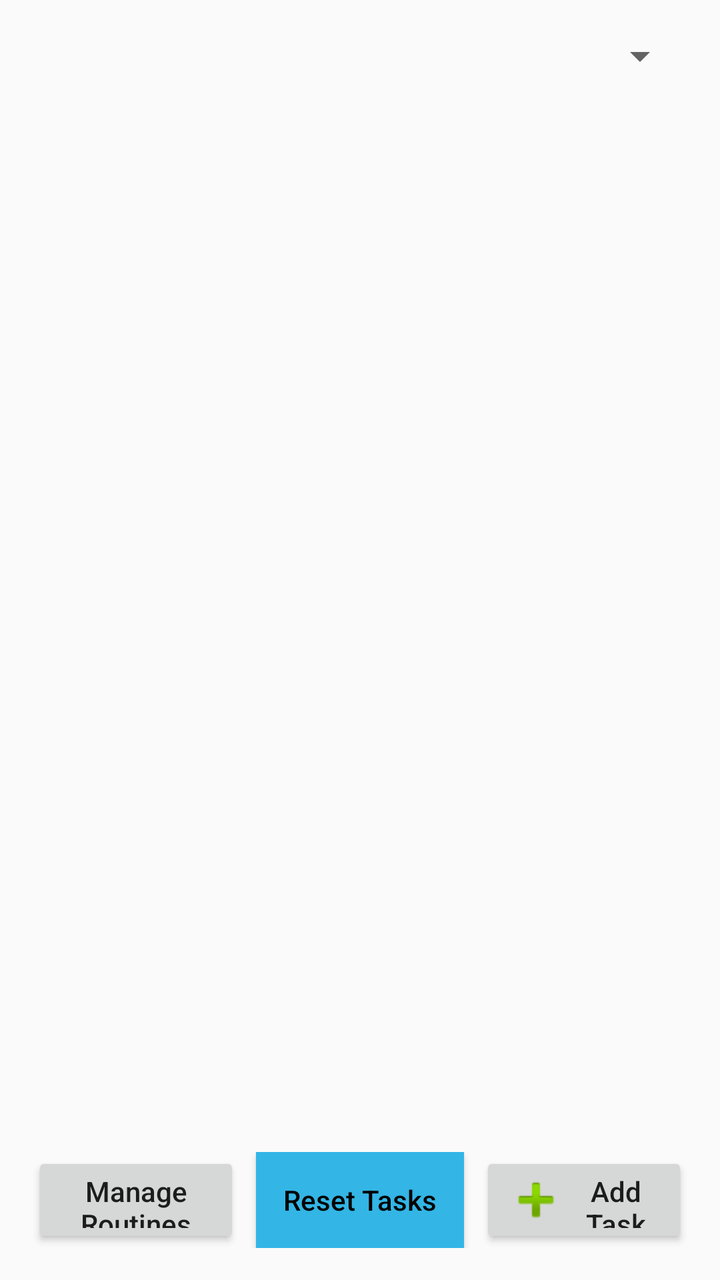
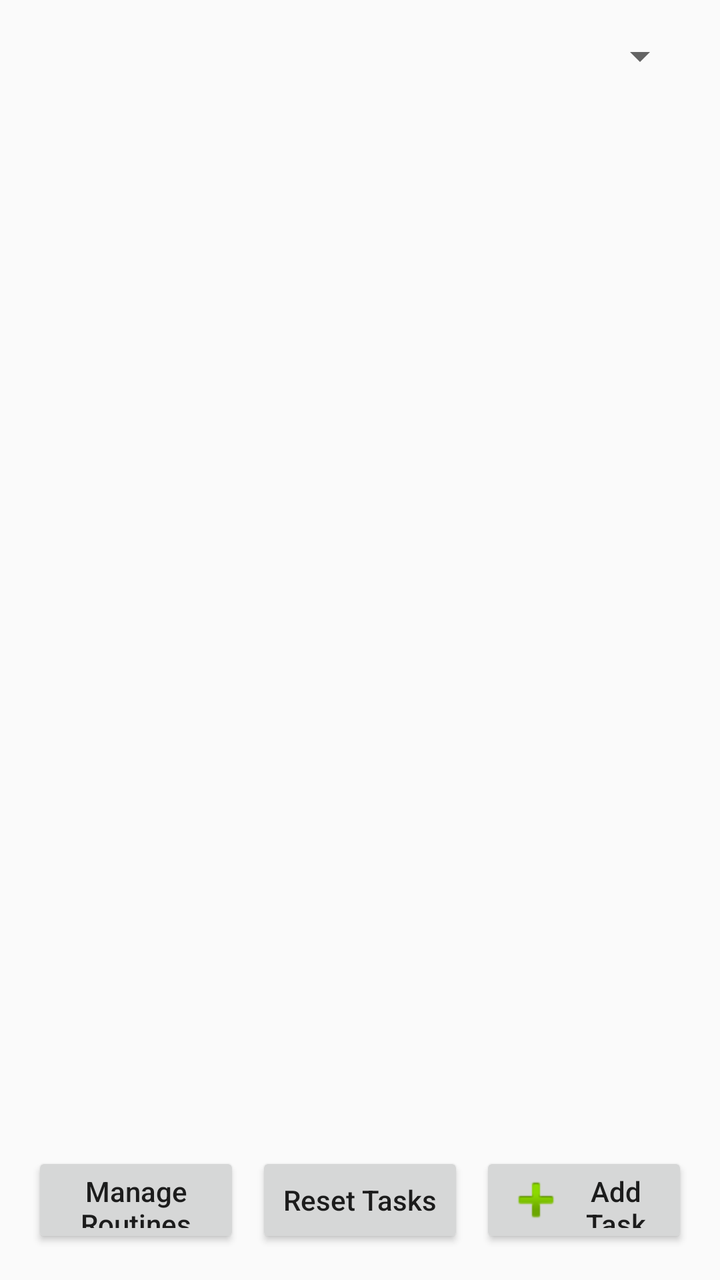

Two renders of the same Android screen: before a commit and after it. Below are the layout's source before the change and the commit's diff.
<!-- AndroidManifest.xml: activity theme Theme.Checklist -->
<!-- res/layout/activity_main.xml -->
<?xml version="1.0" encoding="utf-8"?>
<androidx.constraintlayout.widget.ConstraintLayout xmlns:android="http://schemas.android.com/apk/res/android"
    xmlns:app="http://schemas.android.com/apk/res-auto"
    xmlns:tools="http://schemas.android.com/tools"
    android:layout_width="match_parent"
    android:layout_height="match_parent"
    tools:context=".MainActivity">

    <LinearLayout
        android:id="@+id/topButtonsLayout"
        android:layout_width="0dp"
        android:layout_height="wrap_content"
        android:orientation="horizontal"
        android:gravity="start"
        android:padding="16dp"
        app:layout_constraintEnd_toEndOf="parent"
        app:layout_constraintStart_toStartOf="parent"
        app:layout_constraintTop_toTopOf="parent">

        <Spinner
            android:id="@+id/routineSpinner"
            android:layout_width="0dp"
            android:layout_height="wrap_content"
            android:layout_weight="1"
            android:spinnerMode="dropdown" />

    </LinearLayout>

    <androidx.recyclerview.widget.RecyclerView
        android:id="@+id/recyclerView"
        android:layout_width="0dp"
        android:layout_height="0dp"
        app:layout_constraintBottom_toTopOf="@id/bottomButtonsLayout"
        app:layout_constraintEnd_toEndOf="parent"
        app:layout_constraintStart_toStartOf="parent"
        app:layout_constraintTop_toBottomOf="@id/topButtonsLayout"
        tools:listitem="@layout/item_task" />

    <LinearLayout
        android:id="@+id/bottomButtonsLayout"
        android:layout_width="0dp"
        android:layout_height="wrap_content"
        android:orientation="horizontal"
        android:gravity="center_vertical"
        android:layout_margin="16dp"
        app:layout_constraintBottom_toBottomOf="parent"
        app:layout_constraintEnd_toEndOf="parent"
        app:layout_constraintStart_toStartOf="parent">

        <Button
            android:id="@+id/manageRoutinesButton"
            android:layout_width="0dp"
            android:layout_height="48dp"
            android:minHeight="48dp"
            android:maxHeight="48dp"
            android:layout_weight="1"
            android:layout_marginEnd="8dp"
            android:text="Manage Routines"
            android:textAllCaps="false" />

        <Button
            android:id="@+id/resetStatusButton"
            android:layout_width="0dp"
            android:layout_height="48dp"
            android:minHeight="48dp"
            android:maxHeight="48dp"
            android:layout_weight="1"
            android:background="@android:color/holo_blue_light"
            android:text="Reset Tasks"
            android:textAllCaps="false"
            android:textColor="@android:color/black" />

        <Button
            android:id="@+id/addTaskButton"
            android:layout_width="0dp"
            android:layout_height="48dp"
            android:minHeight="48dp"
            android:maxHeight="48dp"
            android:layout_weight="1"
            android:layout_marginStart="8dp"
            android:drawableStart="@android:drawable/ic_input_add"
            android:text="Add Task"
            android:textAllCaps="false" />

    </LinearLayout>

</androidx.constraintlayout.widget.ConstraintLayout>
<!-- res/layout/item_task.xml (included above) -->
<?xml version="1.0" encoding="utf-8"?>
<LinearLayout xmlns:android="http://schemas.android.com/apk/res/android"
    android:layout_width="match_parent"
    android:layout_height="wrap_content"
    android:orientation="horizontal"
    android:padding="20dp"
    android:minHeight="80dp"
    android:gravity="center_vertical">

    <ImageButton
        android:id="@+id/editButton"
        android:layout_width="40dp"
        android:layout_height="40dp"
        android:src="@android:drawable/ic_menu_edit"
        android:contentDescription="Edit task"
        android:scaleType="centerInside"
        android:background="?attr/selectableItemBackground"
        android:layout_marginEnd="16dp" />

    <TextView
        android:id="@+id/taskName"
        android:layout_width="0dp"
        android:layout_height="wrap_content"
        android:layout_weight="1"
        android:textSize="20sp"
        android:textStyle="bold" />

    <Switch
        android:id="@+id/completeToggle"
        android:layout_width="wrap_content"
        android:layout_height="wrap_content"
        android:layout_marginStart="16dp"
        android:layout_marginEnd="12dp"
        android:scaleX="1.5"
        android:scaleY="1.5" />

</LinearLayout>
<!-- resources referenced by this layout -->
<resources>
  <style name="Theme.Checklist" parent="Theme.AppCompat.Light.DarkActionBar">
          
          <item name="colorPrimary">@android:color/holo_blue_light</item>
          <item name="colorPrimaryVariant">@android:color/holo_blue_dark</item>
          <item name="colorOnPrimary">@android:color/white</item>
          
          <item name="colorSecondary">@android:color/holo_green_light</item>
          <item name="colorSecondaryVariant">@android:color/holo_green_dark</item>
          <item name="colorOnSecondary">@android:color/black</item>
      </style>
</resources>

<!-- the commit's change to res/layout/activity_main.xml (unified diff, before → after) -->
@@ -65,10 +65,8 @@
             android:minHeight="48dp"
             android:maxHeight="48dp"
             android:layout_weight="1"
-            android:background="@android:color/holo_blue_light"
             android:text="Reset Tasks"
-            android:textAllCaps="false"
-            android:textColor="@android:color/black" />
+            android:textAllCaps="false" />
 
         <Button
             android:id="@+id/addTaskButton"
<!-- resource entries referenced after the edit -->
@@ -1,6 +1,6 @@
 <!-- resources referenced by this layout -->
 <resources>
-  <style name="Theme.Checklist" parent="Theme.AppCompat.Light.DarkActionBar">
+  <style name="Theme.Checklist" parent="Theme.AppCompat.DayNight.DarkActionBar">
           
           <item name="colorPrimary">@android:color/holo_blue_light</item>
           <item name="colorPrimaryVariant">@android:color/holo_blue_dark</item>
